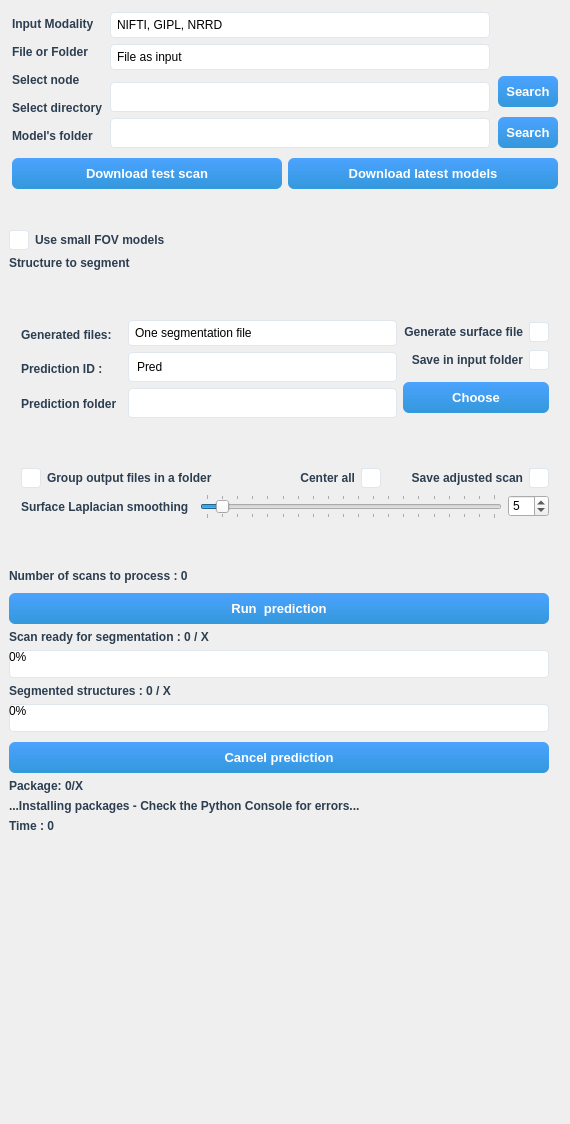
Above: AMASSS/Resources/UI/AMASSS.ui from DCBIA-OrthoLab/SlicerAutomatedDentalTools before the change. Below: the same form after it.
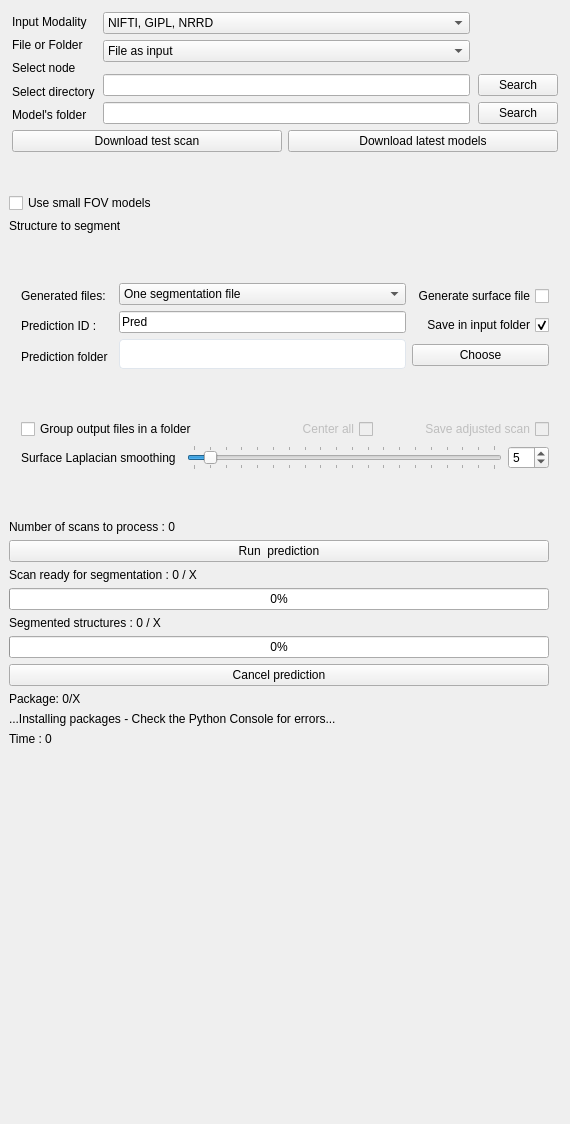
That is the form after the change. Icons and pictures are not drawn. Custom widgets are drawn as their Qt base class.

Commit message: FIX: Fix UI for dark mode Slicer users

What changed in the file:
```diff
--- a/AMASSS/Resources/UI/AMASSS.ui
+++ b/AMASSS/Resources/UI/AMASSS.ui
@@ -11,7 +11,8 @@
    </rect>
   </property>
   <property name="styleSheet">
-   <string notr="true">qMRMLWidget {
+   <string notr="true">/* Light mode (default) */
+qMRMLWidget {
   background-color: #f8f9fa;
 }
 ctkCollapsibleButton {
@@ -21,10 +22,38 @@
   margin-bottom: 8px;
   font-weight: 600;
   padding: 6px 10px;
+  color: #2c3e50;
 }
 ctkCollapsibleButton:hover {
   border: 1px solid #3498db;
+ctkCollapsibleButton:dark {
+  background-color: #3c3c3c;
+  border: 1px solid #555555;
+  color: #ffffff;
+}
+ctkCollapsibleButton:dark:hover {
+  border: 1px solid #5dade2;
+  background-color: #4c4c4c;
+}
   background-color: #fbfcfd;
+ctkCollapsibleButton:dark {
+  background-color: #3c3c3c;
+  border: 1px solid #555555;
+  color: #ffffff;
+}
+ctkCollapsibleButton:dark:hover {
+  border: 1px solid #5dade2;
+  background-color: #4c4c4c;
+}
+}
+ctkCollapsibleButton:dark {
+  background-color: #3c3c3c;
+  border: 1px solid #555555;
+  color: #ffffff;
+}
+ctkCollapsibleButton:dark:hover {
+  border: 1px solid #5dade2;
+  background-color: #4c4c4c;
 }
 QLineEdit, QTextEdit {
   background-color: #ffffff;
@@ -32,6 +61,7 @@
   border-radius: 4px;
   padding: 6px;
   selection-background-color: #3498db;
+  color: #2c3e50;
 }
 QLineEdit:focus, QTextEdit:focus {
   border: 2px solid #3498db;
@@ -41,6 +71,7 @@
   border: 1px solid #e0e6ed;
   border-radius: 4px;
   padding: 4px 6px;
+  color: #2c3e50;
 }
 QComboBox:focus {
   border: 2px solid #3498db;
@@ -49,6 +80,9 @@
   width: 20px;
   border: none;
 }
+QComboBox::down-arrow {
+  image: none;
+}
 QLabel {
   color: #2c3e50;
   font-weight: 500;
@@ -88,16 +122,62 @@
 QCheckBox::indicator:hover {
   border: 1px solid #3498db;
 }
+QCheckBox::indicator:checked {
+  width: 18px;
+  height: 18px;
+  border: 1px solid #3498db;
+  border-radius: 3px;
+  background-color: #3498db;
+  image: url(:/Icons/SmallCheckMark.png);
+}
+QCheckBox::indicator:checked:hover {
+  border: 1px solid #2980b9;
+  background-color: #2980b9;
+}
+QSpinBox {
+  background-color: #ffffff;
+  border: 1px solid #e0e6ed;
+  border-radius: 4px;
+  padding: 4px 6px;
+  color: #2c3e50;
+}
+QSpinBox:focus {
+  border: 2px solid #3498db;
+}
+QSlider::groove:horizontal {
+  border: 1px solid #e0e6ed;
+  height: 8px;
+  background-color: #ffffff;
+  border-radius: 4px;
+}
+QSlider::handle:horizontal {
+  background-color: #3498db;
+  border: 1px solid #3498db;
+  width: 16px;
+  margin: -4px 0;
+  border-radius: 8px;
+}
 QProgressBar {
   border: 1px solid #e0e6ed;
   border-radius: 4px;
   background-color: #ffffff;
   padding: 2px;
+  color: #2c3e50;
 }
 QProgressBar::chunk {
   background-color: #3498db;
   border-radius: 3px;
 }
+qMRMLNodeComboBox {
+  background-color: #ffffff;
+  border: 1px solid #e0e6ed;
+  border-radius: 4px;
+  padding: 4px 6px;
+  color: #2c3e50;
+}
+qMRMLNodeComboBox:focus {
+  border: 2px solid #3498db;
+}
   </string>
   </property>
   <layout class="QVBoxLayout" name="verticalLayout">
@@ -502,6 +582,20 @@
               <property name="enabled">
                <bool>true</bool>
               </property>
+              <property name="styleSheet">
+               <string notr="true">
+QLineEdit {
+  background-color: #ffffff;
+  border: 1px solid #e0e6ed;
+  border-radius: 4px;
+  padding: 6px;
+  color: #2c3e50;
+}
+QLineEdit:focus {
+  border: 2px solid #3498db;
+}
+               </string>
+              </property>
              </widget>
             </item>
            </layout>
```
Left out of the diff: 9 changed lines with no effect on the pictures. The commit also changes 3 other files.
